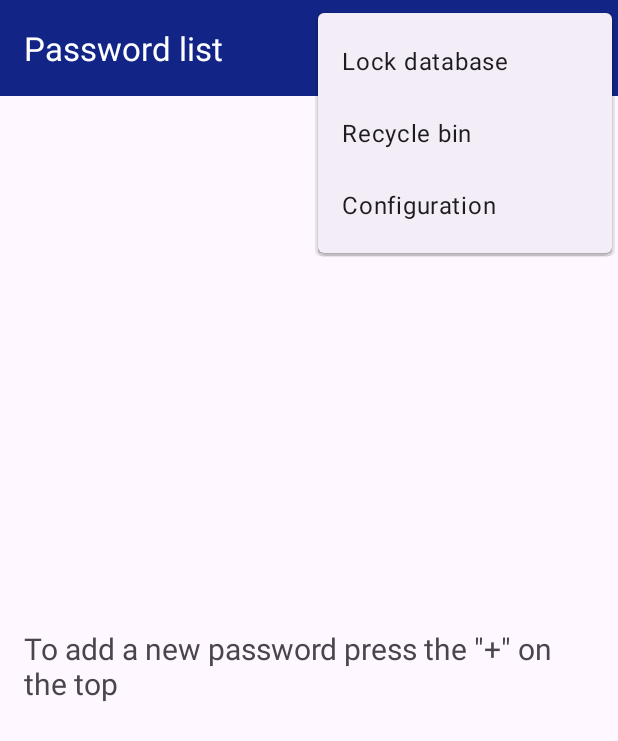
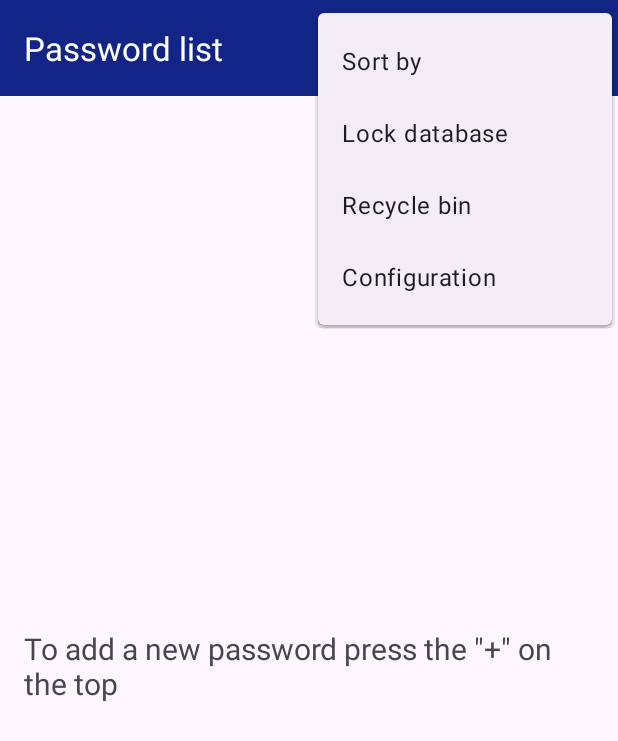
Before and after one commit to Bau64/SafePass, an Android app: the MainMenuActivity screen opened directly, with no data from a screen before it, with the options menu open, on a phone screen of 412 x 824 dp. Shown: the top 741 px of the screen. Run offline under Robolectric (Android 15) with nearby library versions, the phone set to English and light mode, and no system bars; 4 statements that could not run were skipped.

Commit message:
Added sorting options

```diff
--- a/app/build.gradle.kts
+++ b/app/build.gradle.kts
@@ -11,8 +11,8 @@ android {
         applicationId = "pfc.safepass.app"
         minSdk = 26
         targetSdk = 34
-        versionCode = 3
-        versionName = "1.2"
+        versionCode = 4
+        versionName = "1.3"
 
         testInstrumentationRunner = "androidx.test.runner.AndroidJUnitRunner"
     }
--- a/app/src/main/AndroidManifest.xml
+++ b/app/src/main/AndroidManifest.xml
@@ -29,8 +29,7 @@
             android:parentActivityName=".MainMenuActivity" />
         <activity
             android:name=".NewPasswordActivity"
-            android:exported="false"
-            android:parentActivityName=".MainMenuActivity" />
+            android:exported="false" />
         <activity
             android:name=".LoginActivity"
             android:exported="false" />
--- a/app/src/main/java/pfc/safepass/app/MainActivity.kt
+++ b/app/src/main/java/pfc/safepass/app/MainActivity.kt
@@ -20,6 +20,8 @@ class MainActivity : AppCompatActivity() {
 
     private fun initUI() {
         val prefs = Preferences(applicationContext)
+        prefs.setTempSort(0) // Set default sorting to Alphabetical (A -> Z)
+
         // If there is an existing master password, the login screen will be shown
         if (prefs.getMasterPWD().isNotEmpty()){
             if (prefs.getLoggedStatus() && prefs.isSessionActive() && prefs.getTimeoutState()) {
--- a/app/src/main/java/pfc/safepass/app/MainMenuActivity.kt
+++ b/app/src/main/java/pfc/safepass/app/MainMenuActivity.kt
@@ -10,19 +10,25 @@ import android.view.Menu
 import android.view.MenuItem
 import android.widget.SearchView
 import android.widget.Toast
+import androidx.appcompat.app.AlertDialog
 import androidx.appcompat.app.AppCompatActivity
 import androidx.core.view.isGone
 import androidx.core.view.isVisible
 import androidx.recyclerview.widget.LinearLayoutManager
 import pfc.safepass.app.databinding.MainMenuBinding
 import pfc.safepass.app.preferences.Preferences
+import pfc.safepass.app.recycler.PassItem
 import pfc.safepass.app.recycler.PasswordAdapter
+import java.time.LocalDate
+import java.time.format.DateTimeFormatter
 
 class MainMenuActivity : AppCompatActivity() {
     private lateinit var binding: MainMenuBinding
     private lateinit var dataBaseHelper: DataBaseHelper
     private lateinit var passwordAdapter: PasswordAdapter
     private lateinit var searchView: SearchView
+    private lateinit var sortedList: List<PassItem>
+    private lateinit var prefs: Preferences
     private var doubleBackPressed = false
     private val utils = Utils()
 
@@ -52,7 +58,7 @@ class MainMenuActivity : AppCompatActivity() {
                     if (newText!!.isNotEmpty())
                         passwordAdapter.filterByName(newText)
                     else
-                        passwordAdapter.refreshData(dataBaseHelper.getAllPassword(false))
+                        sortItems(true)
                     return true
                 }
             })
@@ -66,6 +72,7 @@ class MainMenuActivity : AppCompatActivity() {
 
                 override fun onMenuItemActionCollapse(item: MenuItem): Boolean {
                     utils.hideKeyboard(this@MainMenuActivity)
+                    sortItems(true)
                     return true
                 }
             })
@@ -94,12 +101,51 @@ class MainMenuActivity : AppCompatActivity() {
               gotoRecycleBin()
               return true
           }
+          R.id.menuItem_sort -> {
+              sortItems(false)
+              return true
+          }
 
           else -> super.onOptionsItemSelected(item)
         }
     }
 
+    /**
+     * Shows an AlertDialog with options for sorting the password list
+     */
+    private fun sortItems(skipBuilder: Boolean) {
+        sortedList = dataBaseHelper.getAllPassword(false)
+        val formatter = DateTimeFormatter.ofPattern("dd/MM/yyyy")
+        if (!skipBuilder) {
+            val options = arrayOf(getString(R.string.sort_nickname_asc), getString(R.string.sort_nickname_desc), getString(R.string.sort_date_asc), getString(R.string.sort_date_desc))
+            val builder = AlertDialog.Builder(this)
+            builder.setTitle(getString(R.string.menuItem_sort))
+
+            builder.setSingleChoiceItems(options, prefs.getTempSort()) { dialog, option ->
+                prefs.setTempSort(option)
+                when (prefs.getTempSort()) {
+                    1 -> passwordAdapter.refreshData(sortedList.sortedByDescending { it.nickname })
+                    2 -> passwordAdapter.refreshData(sortedList.sortedByDescending { LocalDate.parse(it.date, formatter) })
+                    3 -> passwordAdapter.refreshData(sortedList.sortedBy { LocalDate.parse(it.date, formatter) })
+                    else -> passwordAdapter.refreshData(sortedList.sortedBy { it.nickname })
+                }
+                dialog.dismiss()
+            }
+
+            val dialog = builder.create()
+            dialog.show()
+        } else {
+            when (prefs.getTempSort()) {
+                1 -> passwordAdapter.refreshData(sortedList.sortedByDescending { it.nickname })
+                2 -> passwordAdapter.refreshData(sortedList.sortedByDescending { LocalDate.parse(it.date, formatter) })
+                3 -> passwordAdapter.refreshData(sortedList.sortedBy { LocalDate.parse(it.date, formatter) })
+                else -> passwordAdapter.refreshData(sortedList.sortedBy { it.nickname })
+            }
+        }
+    }
+
     private fun goToLogin() {
+        prefs.setTempSort(0)
         startActivity(Intent(this, LoginActivity::class.java))
         overridePendingTransition(R.anim.zoom_in, R.anim.zoom_out)
     }
@@ -120,8 +166,10 @@ class MainMenuActivity : AppCompatActivity() {
     }
 
     private fun initUI(){
+        prefs = Preferences(applicationContext)
         dataBaseHelper = DataBaseHelper(this)
         passwordAdapter = PasswordAdapter(dataBaseHelper.getAllPassword(false), this, false)
+        sortItems(true)
         binding.recyclerview.layoutManager = LinearLayoutManager(this)
         binding.recyclerview.adapter = passwordAdapter
         firstpwdHelper()
@@ -144,7 +192,7 @@ class MainMenuActivity : AppCompatActivity() {
     override fun onResume() {
         super.onResume()
         binding.toolbar.collapseActionView()
-        passwordAdapter.refreshData(dataBaseHelper.getAllPassword(false))
+        sortItems(true)
         firstpwdHelper()
     }
 
--- a/app/src/main/java/pfc/safepass/app/NewPasswordFragment.kt
+++ b/app/src/main/java/pfc/safepass/app/NewPasswordFragment.kt
@@ -76,6 +76,9 @@ class NewPasswordFragment : Fragment() {
     }
 
     private fun initUI(){
+        binding.toolbar.setNavigationOnClickListener {
+            requireActivity().onBackPressed()
+        }
         if (!isCustomImageSet)
             binding.newPasswordImageView.setImageResource(R.drawable.icon_default_password)
         else
--- /dev/null
+++ b/app/src/main/res/drawable/icon_sort.xml
@@ -0,0 +1,11 @@
+<vector xmlns:android="http://schemas.android.com/apk/res/android"
+    android:width="24dp"
+    android:height="24dp"
+    android:viewportWidth="960"
+    android:viewportHeight="960"
+    android:tint="?attr/colorControlNormal"
+    android:autoMirrored="true">
+  <path
+      android:fillColor="@android:color/white"
+      android:pathData="M120,720L120,640L360,640L360,720L120,720ZM120,520L120,440L600,440L600,520L120,520ZM120,320L120,240L840,240L840,320L120,320Z"/>
+</vector>
--- a/app/src/main/res/layout/fragment_new_password.xml
+++ b/app/src/main/res/layout/fragment_new_password.xml
@@ -9,6 +9,7 @@
         android:id="@+id/toolbar"
         android:layout_width="0dp"
         android:layout_height="64dp"
+        app:navigationIcon="@drawable/navigation_arrow_back"
         android:background="?attr/colorPrimary"
         android:minHeight="?attr/actionBarSize"
         android:theme="?attr/actionBarTheme"
--- a/app/src/main/res/menu/main_menu.xml
+++ b/app/src/main/res/menu/main_menu.xml
@@ -22,6 +22,13 @@
         tools:ignore="AlwaysShowAction" />
 
     <item
+        android:id="@+id/menuItem_sort"
+        android:icon="@drawable/icon_sort"
+        app:showAsAction="never"
+        android:iconTint="@android:color/white"
+        android:title="@string/menuItem_sort" />
+
+    <item
         android:id="@+id/menuItem_lock"
         android:icon="@drawable/textfield_lock"
         app:showAsAction="never"
--- a/app/src/main/res/values/strings.xml
+++ b/app/src/main/res/values/strings.xml
@@ -71,4 +71,9 @@
     <string name="last_modified_date">Last modified date</string>
     <string name="toast_restored_password">Password restored</string>
     <string name="settings_appTheme">App theme</string>
+    <string name="sort_nickname_asc">Nickname (A → Z)</string>
+    <string name="sort_nickname_desc">Nickname (Z → A)</string>
+    <string name="sort_date_asc">Date (newest first)</string>
+    <string name="sort_date_desc">Date (oldest first)</string>
+    <string name="menuItem_sort">Sort by</string>
 </resources>
```
Also changed, not shown: app/src/main/java/pfc/safepass/app/preferences/Preferences.kt (+9 -0 lines), 1 other file.
